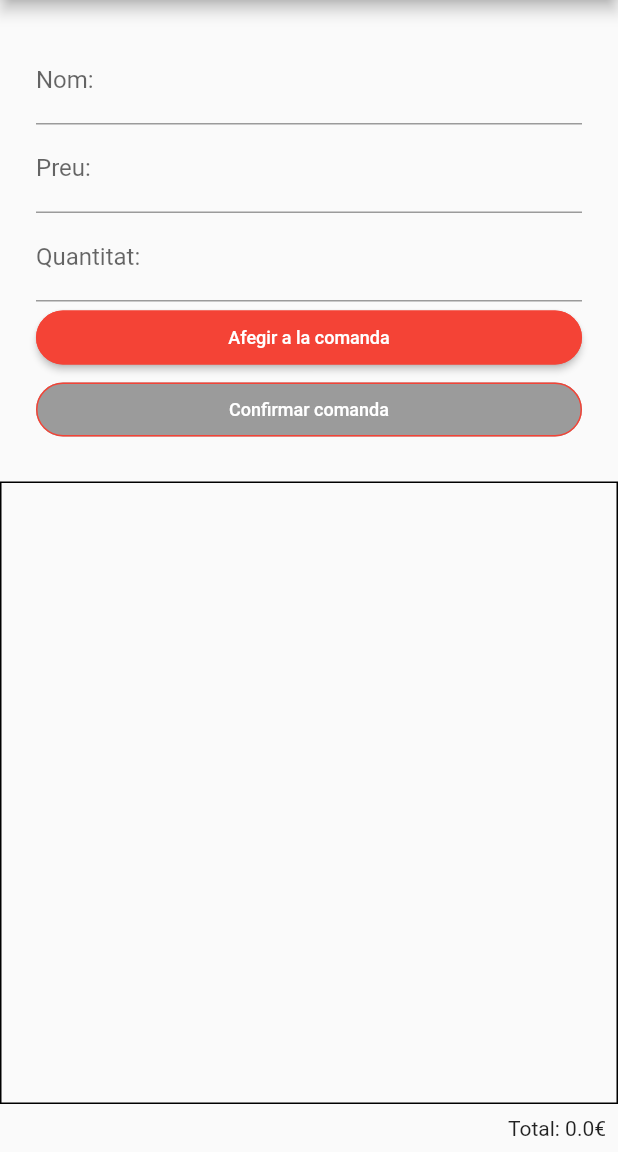
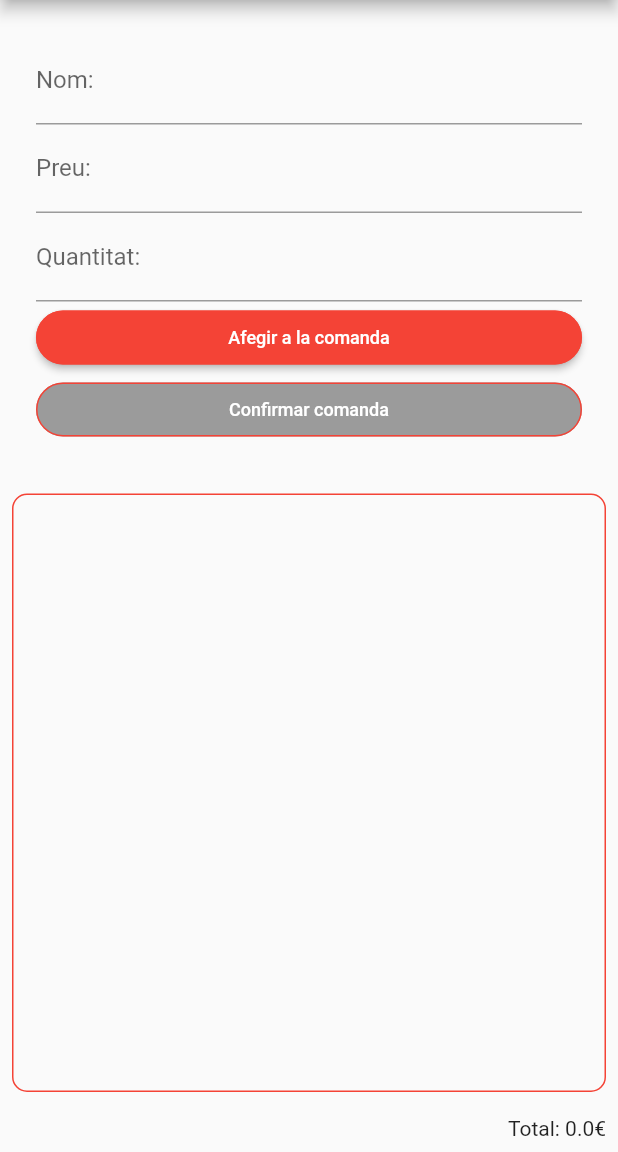
Before and after one commit to alexburdoy/MorososSA, a Flutter app: the screen it shows once a user with an empty profile is signed in, after a tap on "Crear sessió", on a phone screen of 412 x 824 dp, the part 84-1236 px from its top. Run offline on Flutter 3.47's test engine with Material 2 defaults, Android fonts, the phone set to English and light mode, and no system bars; our stand-ins replace cloud_firestore, firebase_auth, firebase_core, permission_handler, qr_flutter; missing offline and left inert: qrscan; accounts and stored records are empty; network calls fail.

Commit message:
Estil Intro Item

```diff
--- a/lib/introitem_screen.dart
+++ b/lib/introitem_screen.dart
@@ -211,8 +211,13 @@ class _IntroItemState extends State<IntroItem> {
             ),
           ),
           Expanded(
+            child: Padding(
+              padding: const EdgeInsets.all(8.0),
               child: Container(
-              decoration: BoxDecoration(border: Border.all(width: 1)),
+                decoration: BoxDecoration(
+                  border: Border.all(width: 1, color: Colors.red),
+                  borderRadius: BorderRadius.circular(10),
+                ),
                 child: ListView.builder(
                     itemCount: _comanda.length,
                     itemBuilder: (context, index) {
@@ -251,6 +256,7 @@ class _IntroItemState extends State<IntroItem> {
                     }),
               ),
             ),
+          ),
           Padding(
             padding: const EdgeInsets.all(8.0),
             child: Row(
```
Lines whose indentation alone changed are shown as unchanged.
